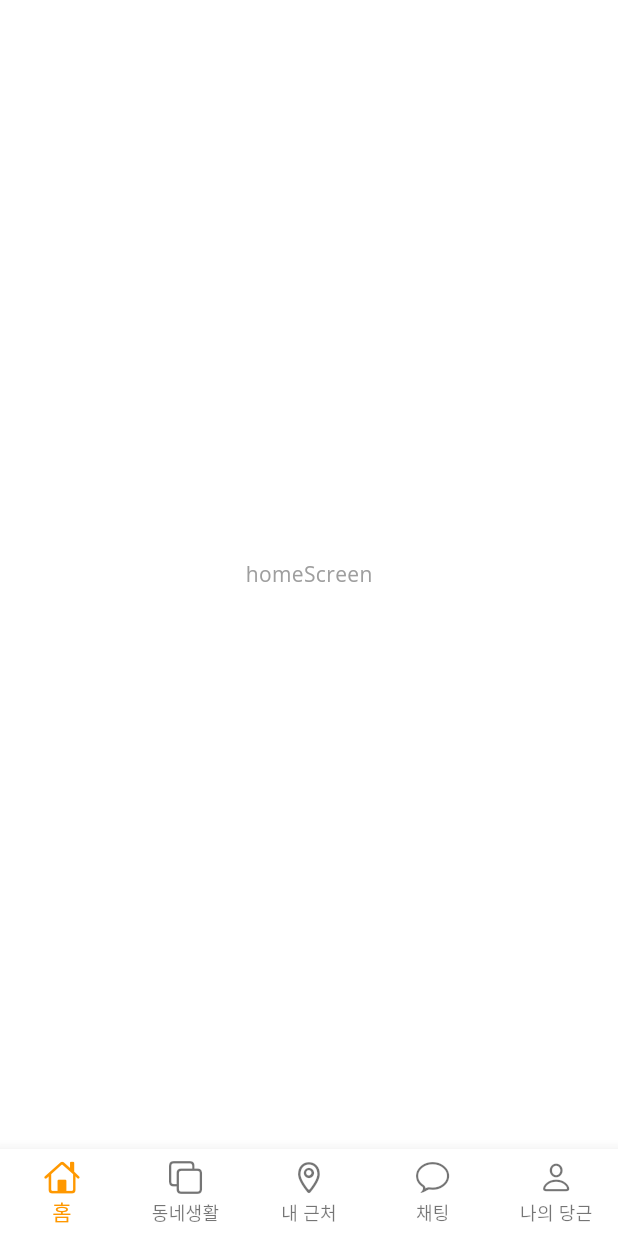
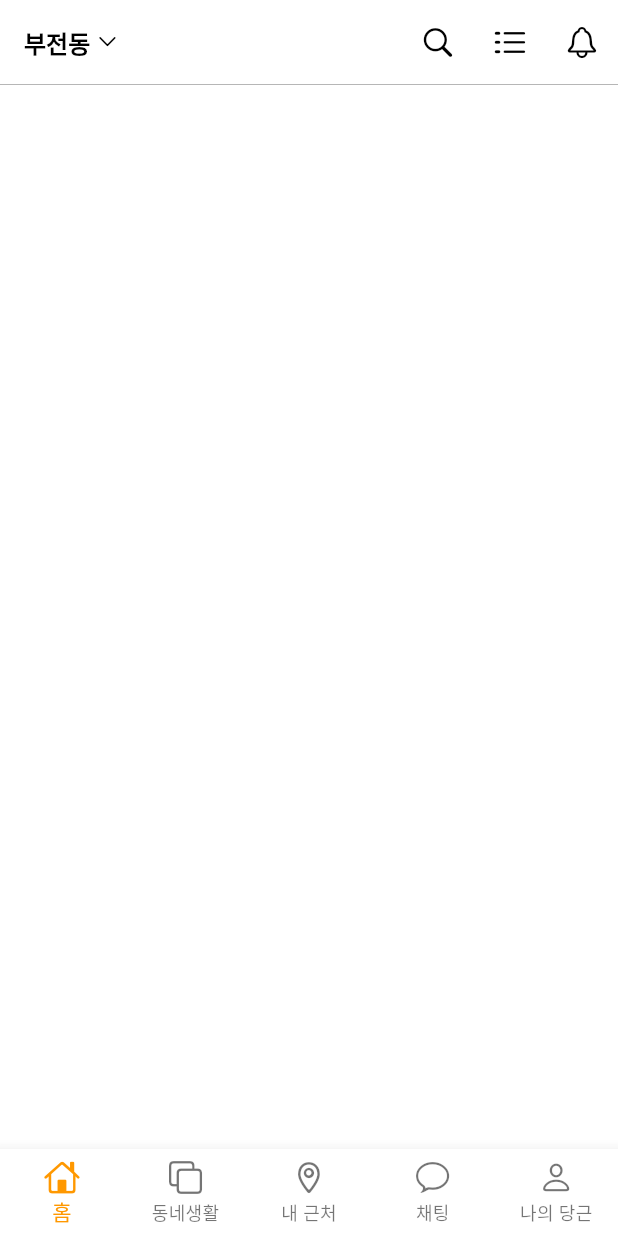
Before and after one commit to dongkipark1/flutter-study, a Flutter app: the screen it shows after launch, on a phone screen of 412 x 824 dp. Run offline on Flutter 3.47's test engine with Material 3 defaults, Android fonts, the phone set to English and light mode, and no system bars; our stand-ins replace font_awesome_flutter, google_fonts.

Commit message:
당큰마켓 appbar적용

```diff
--- a/carrot_app/lib/main.dart
+++ b/carrot_app/lib/main.dart
@@ -14,7 +14,7 @@ class MyApp extends StatelessWidget {
       title: 'carrot_app',
       debugShowCheckedModeBanner: false,
       home: MainScreens(),
-      theme: theme(),
+      theme: theme(), // appbar에 스타일이 적용된 이유
     );
   }
 }
--- a/carrot_app/lib/screens/home/home_screen.dart
+++ b/carrot_app/lib/screens/home/home_screen.dart
@@ -1,11 +1,33 @@
+import 'package:carrot_app/theme.dart';
+import 'package:flutter/cupertino.dart';
 import 'package:flutter/material.dart';
 
 class HomeScreen extends StatelessWidget {
+  const HomeScreen({super.key});
 
   @override
   Widget build(BuildContext context) {
-    return Center(
-      child: Text('homeScreen'),
+    return Scaffold(
+      appBar: AppBar(
+        title: Row(
+          children: [
+            const Text('부전동'),
+            const SizedBox(width: 4.0),
+            const Icon(CupertinoIcons.chevron_down, size: 15.0),
+          ],
+        ),
+        actions: [
+          IconButton(onPressed: () {}, icon: const Icon(CupertinoIcons.search)),
+          IconButton(
+              onPressed: () {}, icon: const Icon(CupertinoIcons.list_dash)),
+          IconButton(onPressed: () {}, icon: const Icon(CupertinoIcons.bell)),
+        ],
+        bottom: const PreferredSize(
+          preferredSize: Size.fromHeight(0.5),
+          child: Divider(thickness: 0.5, height: 0.5, color: Colors.grey),
+        ),
+      ),
+      body: Container(),
     );
   }
 }
```
